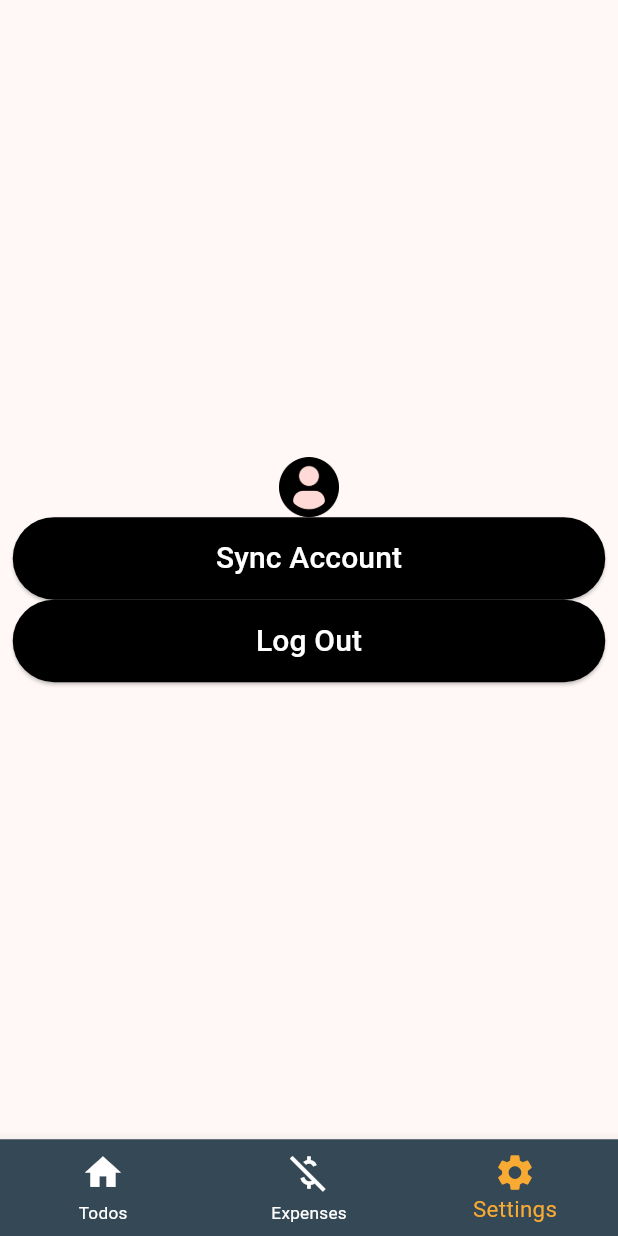
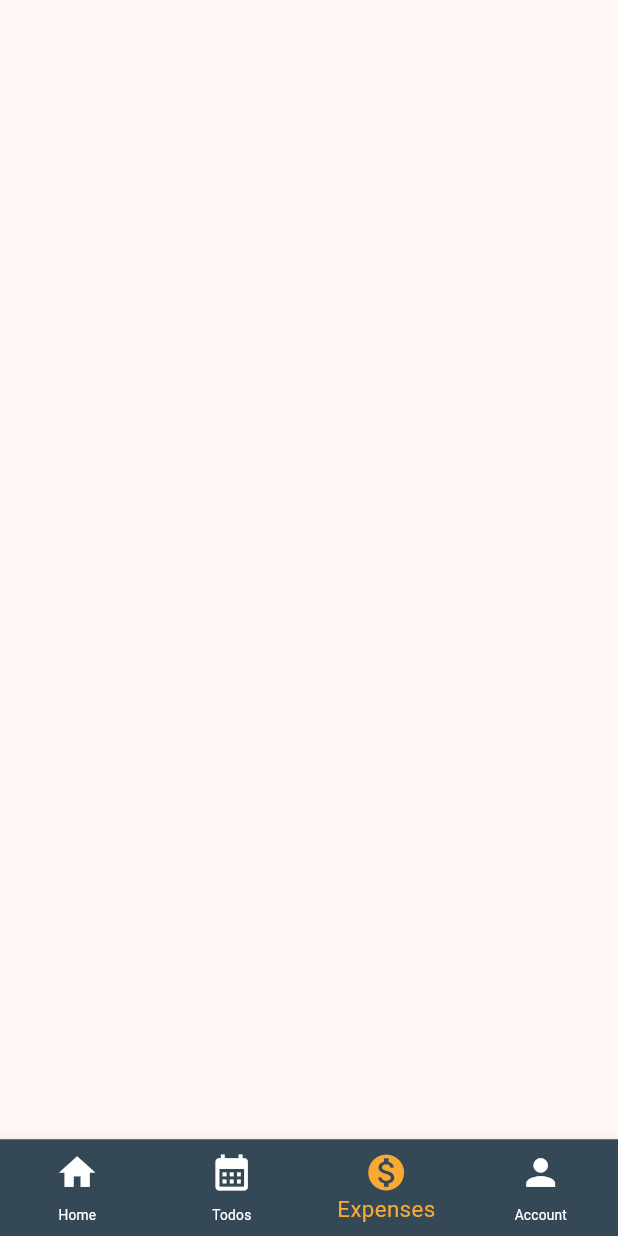
Before and after one commit to VijayBalaji6/todo_book_app, a Flutter app: the HomeScreen screen opened directly with empty values, item 3 of the bottom bar chosen, on a phone screen of 412 x 824 dp. Run offline on Flutter 3.47's test engine with Material 3 defaults, Android fonts, the phone set to English and light mode, and no system bars; our stand-ins replace bloc, cloud_firestore, equatable, firebase_auth, firebase_core, flutter_bloc and 5 more; missing offline and left inert: flutter_facebook_auth; accounts and stored records are empty.

Commit message:
updated code

```diff
--- a/lib/bloc/todo/todo_bloc.dart
+++ b/lib/bloc/todo/todo_bloc.dart
@@ -20,7 +20,7 @@ class TodoBloc extends Bloc<TodoEvent, TodoState> {
     on<EditTodoEvent>(_onEditTodo);
   }
 
-  void _onRegisterTodoService(
+  Future<void> _onRegisterTodoService(
       RegisterTodoServicesEvent event, Emitter<TodoState> emit) async {
     await TodoLocalServices.instance.init();
   }
--- a/lib/view/authentication_screen/splash_screen/splash_screen.dart
+++ b/lib/view/authentication_screen/splash_screen/splash_screen.dart
@@ -2,6 +2,7 @@ import 'package:flutter/material.dart';
 import 'package:flutter_bloc/flutter_bloc.dart';
 import 'package:flutter_screenutil/flutter_screenutil.dart';
 import 'package:todo/bloc/auth/auth_bloc.dart';
+import 'package:todo/bloc/todo/todo_bloc.dart';
 import 'package:todo/constants/colors.dart';
 import 'package:todo/view/authentication_screen/sign_in_screen.dart';
 import 'package:todo/view/home_screen/home_screen.dart';
@@ -17,6 +18,9 @@ class SplashScreen extends StatelessWidget {
         child: BlocListener<AuthBloc, AuthState>(
           listener: (BuildContext context, state) {
             if (state is AuthenticatedState) {
+              context
+                  .read<TodoBloc>()
+                  .add(LoadTodoEvent(userId: state.loggedUserDate.userId));
               Navigator.pushReplacement(
                   context,
                   MaterialPageRoute(
--- a/lib/view/home_screen/settings_screen/settings_screen.dart
+++ b/lib/view/home_screen/account_screen/account_screen.dart
@@ -1,12 +1,11 @@
 import 'package:firebase_auth/firebase_auth.dart';
 import 'package:flutter/material.dart';
 import 'package:todo/common_widgets/common_app_button.dart';
-import 'package:todo/common_widgets/common_widgets.dart';
 import 'package:todo/services/local_db/user_local_services.dart';
 import 'package:todo/view/authentication_screen/sign_in_screen.dart';
 
-class SettingsScreen extends StatelessWidget {
-  const SettingsScreen({super.key});
+class AccountScreen extends StatelessWidget {
+  const AccountScreen({super.key});
 
   @override
   Widget build(BuildContext context) {
--- /dev/null
+++ b/lib/view/home_screen/expense_screen/expernse_screen.dart
@@ -0,0 +1,10 @@
+import 'package:flutter/material.dart';
+
+class ExpenseScreen extends StatelessWidget {
+  const ExpenseScreen({super.key});
+
+  @override
+  Widget build(BuildContext context) {
+    return Container();
+  }
+}
--- a/lib/view/home_screen/home_screen.dart
+++ b/lib/view/home_screen/home_screen.dart
@@ -3,7 +3,9 @@ import 'package:flutter_screenutil/flutter_screenutil.dart';
 import 'package:todo/constants/colors.dart';
 import 'package:todo/constants/notifiers.dart';
 import 'package:todo/model/user.dart';
-import 'package:todo/view/home_screen/settings_screen/settings_screen.dart';
+import 'package:todo/view/home_screen/account_screen/account_screen.dart';
+import 'package:todo/view/home_screen/dashboard_screen/dasrhboard_sceen.dart';
+import 'package:todo/view/home_screen/expense_screen/expernse_screen.dart';
 import 'package:todo/view/home_screen/todo_screen/todo_home_screen.dart';
 
 class HomeScreen extends StatelessWidget {
@@ -17,18 +19,23 @@ class HomeScreen extends StatelessWidget {
         builder: ((context, value, child) => Scaffold(
               body: getHomePageBody(currentSelectedPage: value),
               bottomNavigationBar: BottomNavigationBar(
+                type: BottomNavigationBarType.fixed,
                 items: const [
                   BottomNavigationBarItem(
                     icon: Icon(Icons.home),
+                    label: 'Home',
+                  ),
+                  BottomNavigationBarItem(
+                    icon: Icon(Icons.calendar_month),
                     label: 'Todos',
                   ),
                   BottomNavigationBarItem(
-                    icon: Icon(Icons.money_off_csred),
+                    icon: Icon(Icons.monetization_on),
                     label: 'Expenses',
                   ),
                   BottomNavigationBarItem(
-                    icon: Icon(Icons.settings),
-                    label: 'Settings',
+                    icon: Icon(Icons.person),
+                    label: 'Account',
                   ),
                 ],
                 currentIndex: currentSelectedPage.value,
@@ -37,11 +44,11 @@ class HomeScreen extends StatelessWidget {
                 backgroundColor: AppColors.primaryDark,
                 unselectedItemColor: Colors.white,
                 unselectedLabelStyle:
-                    TextStyle(color: AppColors.primaryDark, fontSize: 10.sp),
+                    TextStyle(color: AppColors.primaryDark, fontSize: 8.sp),
+                selectedLabelStyle:
+                    TextStyle(color: AppColors.primaryDark, fontSize: 13.sp),
                 unselectedIconTheme:
                     IconThemeData(color: Colors.white, size: 25.sp),
-                selectedLabelStyle:
-                    TextStyle(color: AppColors.primaryDark, fontSize: 13.sp),
                 selectedItemColor: AppColors.primaryLight,
                 selectedFontSize: 13.sp,
                 selectedIconTheme:
@@ -50,18 +57,21 @@ class HomeScreen extends StatelessWidget {
             )));
   }
 
+
   Widget getHomePageBody({required int currentSelectedPage}) {
     switch (currentSelectedPage) {
       case 0:
+        return const DashboardScreen();
+      case 1:
         return TodoHomeScreen(
           userData: user,
         );
-      case 1:
-        return const SettingsScreen();
       case 2:
-        return const SettingsScreen();
+        return const ExpenseScreen();
+      case 3:
+        return const AccountScreen();
       default:
-        return const SettingsScreen();
+        return const DashboardScreen();
     }
   }
 }
--- a/lib/view/home_screen/todo_screen/add_edit_todo_screen.dart
+++ b/lib/view/home_screen/todo_screen/add_edit_todo_screen.dart
@@ -6,8 +6,9 @@ import 'package:todo/common_widgets/common_widgets.dart';
 import 'package:todo/model/todo.dart';
 
 class AddEditTodoScreen extends StatefulWidget {
-  const AddEditTodoScreen({super.key, this.todo});
+  const AddEditTodoScreen({super.key, this.todo, required this.userId});
   final Todo? todo;
+  final String userId;
 
   @override
   State<AddEditTodoScreen> createState() => _AddEditTodoScreenState();
@@ -95,7 +96,8 @@ class _AddEditTodoScreenState extends State<AddEditTodoScreen> {
                   buttonName: editTodo ? 'Edit Todo' : 'Add Todo',
                   buttonAction: () {
                     final Todo todoData = Todo(
-                      userID: "",
+                      todoTime: DateTime.now(),
+                      userID: widget.userId,
                       title: todoTitle.text,
                       id: editTodo
                           ? editTodoData!.id
```
Also changed, not shown: lib/view/home_screen/dashboard_screen/dasrhboard_sceen.dart (added, +10 -0 lines), lib/view/home_screen/todo_screen/todo_home_screen.dart (+14 -7 lines), lib/view/home_screen/todo_screen/todo_tile.dart (+14 -5 lines), lib/bloc/todo/todo_state.dart (line endings or trailing spaces), lib/view/home_screen/alert_screen.dart (added), lib/view/home_screen/todo_screen/todo_date_tile.dart (added).
